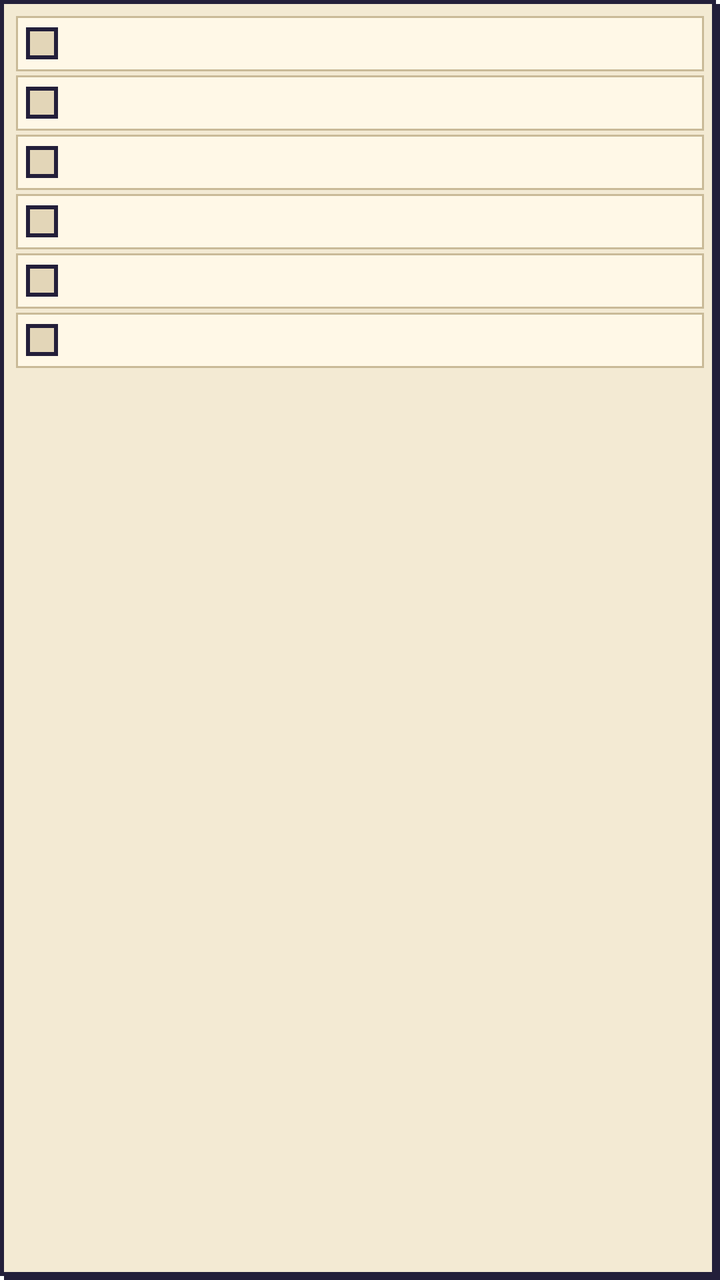
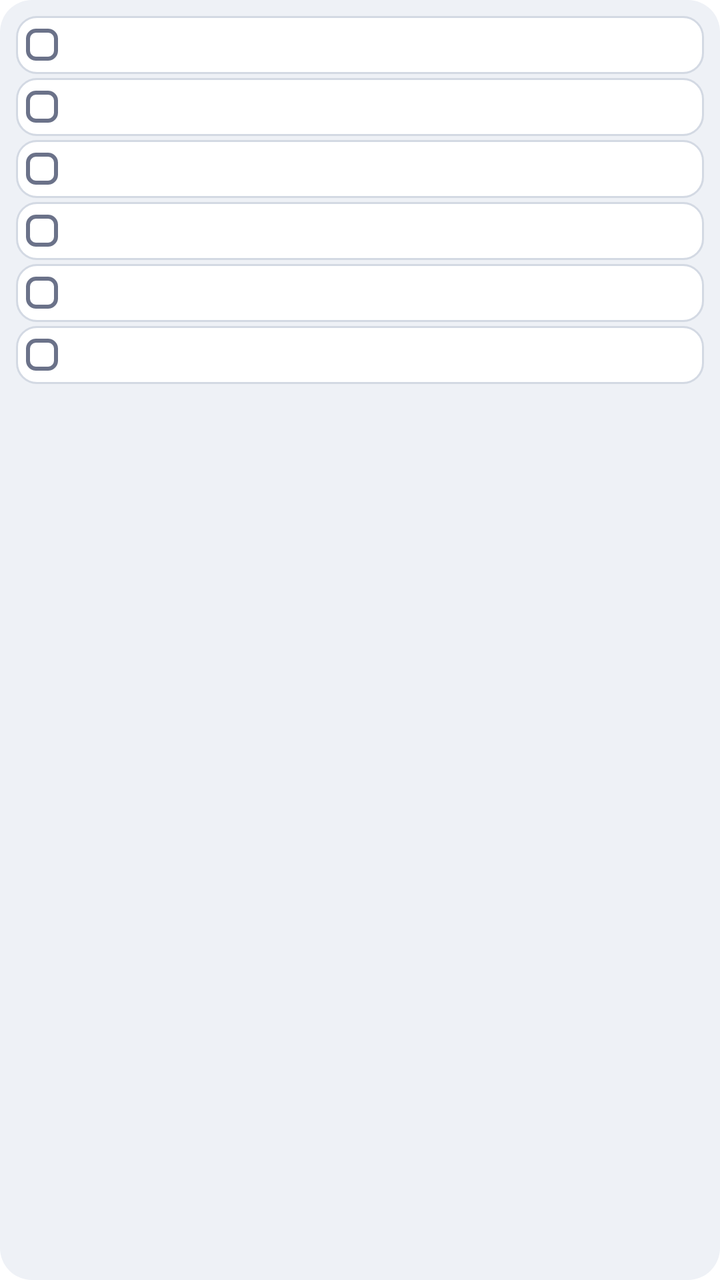

Two renders of the same Android screen: before a commit and after it. Below are the layout's source before the change and the commit's diff.
<!-- AndroidManifest.xml: fallback theme Theme.MaterialComponents.DayNight.NoActionBar -->
<!-- res/layout/todo_widget.xml -->
<?xml version="1.0" encoding="utf-8"?>
<LinearLayout xmlns:android="http://schemas.android.com/apk/res/android"
    android:id="@+id/widget_root"
    android:layout_width="match_parent"
    android:layout_height="match_parent"
    android:background="@drawable/widget_frame"
    android:orientation="vertical"
    android:padding="8dp">

    <FrameLayout
        android:layout_width="match_parent"
        android:layout_height="0dp"
        android:layout_weight="1">

        <LinearLayout
            android:id="@+id/widget_rows"
            android:layout_width="match_parent"
            android:layout_height="wrap_content"
            android:orientation="vertical">

            <LinearLayout
                android:id="@+id/widget_row_0"
                android:layout_width="match_parent"
                android:layout_height="wrap_content"
                android:layout_marginBottom="2dp"
                android:background="@drawable/widget_row"
                android:gravity="center_vertical"
                android:orientation="horizontal"
                android:padding="5dp">

                <ImageView
                    android:id="@+id/widget_check_0"
                    android:layout_width="16dp"
                    android:layout_height="16dp"
                    android:layout_marginEnd="6dp"
                    android:background="@drawable/widget_check"
                    android:contentDescription="@null" />

                <TextView
                    android:id="@+id/widget_pending_0"
                    android:layout_width="wrap_content"
                    android:layout_height="wrap_content"
                    android:layout_marginEnd="6dp"
                    android:textColor="@color/widget_ink_muted"
                    android:textSize="10sp"
                    android:visibility="gone" />

                <TextView
                    android:id="@+id/widget_title_0"
                    android:layout_width="0dp"
                    android:layout_height="wrap_content"
                    android:layout_weight="1"
                    android:ellipsize="end"
                    android:maxLines="1"
                    android:textColor="@color/widget_ink"
                    android:textSize="13sp" />
            </LinearLayout>

            <LinearLayout
                android:id="@+id/widget_row_1"
                android:layout_width="match_parent"
                android:layout_height="wrap_content"
                android:layout_marginBottom="2dp"
                android:background="@drawable/widget_row"
                android:gravity="center_vertical"
                android:orientation="horizontal"
                android:padding="5dp">

                <ImageView
                    android:id="@+id/widget_check_1"
                    android:layout_width="16dp"
                    android:layout_height="16dp"
                    android:layout_marginEnd="6dp"
                    android:background="@drawable/widget_check"
                    android:contentDescription="@null" />

                <TextView
                    android:id="@+id/widget_pending_1"
                    android:layout_width="wrap_content"
                    android:layout_height="wrap_content"
                    android:layout_marginEnd="6dp"
                    android:textColor="@color/widget_ink_muted"
                    android:textSize="10sp"
                    android:visibility="gone" />

                <TextView
                    android:id="@+id/widget_title_1"
                    android:layout_width="0dp"
                    android:layout_height="wrap_content"
                    android:layout_weight="1"
                    android:ellipsize="end"
                    android:maxLines="1"
                    android:textColor="@color/widget_ink"
                    android:textSize="13sp" />
            </LinearLayout>

            <LinearLayout
                android:id="@+id/widget_row_2"
                android:layout_width="match_parent"
                android:layout_height="wrap_content"
                android:layout_marginBottom="2dp"
                android:background="@drawable/widget_row"
                android:gravity="center_vertical"
                android:orientation="horizontal"
                android:padding="5dp">

                <ImageView
                    android:id="@+id/widget_check_2"
                    android:layout_width="16dp"
                    android:layout_height="16dp"
                    android:layout_marginEnd="6dp"
                    android:background="@drawable/widget_check"
                    android:contentDescription="@null" />

                <TextView
                    android:id="@+id/widget_pending_2"
                    android:layout_width="wrap_content"
                    android:layout_height="wrap_content"
                    android:layout_marginEnd="6dp"
                    android:textColor="@color/widget_ink_muted"
                    android:textSize="10sp"
                    android:visibility="gone" />

                <TextView
                    android:id="@+id/widget_title_2"
                    android:layout_width="0dp"
                    android:layout_height="wrap_content"
                    android:layout_weight="1"
                    android:ellipsize="end"
                    android:maxLines="1"
                    android:textColor="@color/widget_ink"
                    android:textSize="13sp" />
            </LinearLayout>

            <LinearLayout
                android:id="@+id/widget_row_3"
                android:layout_width="match_parent"
                android:layout_height="wrap_content"
                android:layout_marginBottom="2dp"
                android:background="@drawable/widget_row"
                android:gravity="center_vertical"
                android:orientation="horizontal"
                android:padding="5dp">

                <ImageView
                    android:id="@+id/widget_check_3"
                    android:layout_width="16dp"
                    android:layout_height="16dp"
                    android:layout_marginEnd="6dp"
                    android:background="@drawable/widget_check"
                    android:contentDescription="@null" />

                <TextView
                    android:id="@+id/widget_pending_3"
                    android:layout_width="wrap_content"
                    android:layout_height="wrap_content"
                    android:layout_marginEnd="6dp"
                    android:textColor="@color/widget_ink_muted"
                    android:textSize="10sp"
                    android:visibility="gone" />

                <TextView
                    android:id="@+id/widget_title_3"
                    android:layout_width="0dp"
                    android:layout_height="wrap_content"
                    android:layout_weight="1"
                    android:ellipsize="end"
                    android:maxLines="1"
                    android:textColor="@color/widget_ink"
                    android:textSize="13sp" />
            </LinearLayout>

            <LinearLayout
                android:id="@+id/widget_row_4"
                android:layout_width="match_parent"
                android:layout_height="wrap_content"
                android:layout_marginBottom="2dp"
                android:background="@drawable/widget_row"
                android:gravity="center_vertical"
                android:orientation="horizontal"
                android:padding="5dp">

                <ImageView
                    android:id="@+id/widget_check_4"
                    android:layout_width="16dp"
                    android:layout_height="16dp"
                    android:layout_marginEnd="6dp"
                    android:background="@drawable/widget_check"
                    android:contentDescription="@null" />

                <TextView
                    android:id="@+id/widget_pending_4"
                    android:layout_width="wrap_content"
                    android:layout_height="wrap_content"
                    android:layout_marginEnd="6dp"
                    android:textColor="@color/widget_ink_muted"
                    android:textSize="10sp"
                    android:visibility="gone" />

                <TextView
                    android:id="@+id/widget_title_4"
                    android:layout_width="0dp"
                    android:layout_height="wrap_content"
                    android:layout_weight="1"
                    android:ellipsize="end"
                    android:maxLines="1"
                    android:textColor="@color/widget_ink"
                    android:textSize="13sp" />
            </LinearLayout>

            <LinearLayout
                android:id="@+id/widget_row_5"
                android:layout_width="match_parent"
                android:layout_height="wrap_content"
                android:layout_marginBottom="2dp"
                android:background="@drawable/widget_row"
                android:gravity="center_vertical"
                android:orientation="horizontal"
                android:padding="5dp">

                <ImageView
                    android:id="@+id/widget_check_5"
                    android:layout_width="16dp"
                    android:layout_height="16dp"
                    android:layout_marginEnd="6dp"
                    android:background="@drawable/widget_check"
                    android:contentDescription="@null" />

                <TextView
                    android:id="@+id/widget_pending_5"
                    android:layout_width="wrap_content"
                    android:layout_height="wrap_content"
                    android:layout_marginEnd="6dp"
                    android:textColor="@color/widget_ink_muted"
                    android:textSize="10sp"
                    android:visibility="gone" />

                <TextView
                    android:id="@+id/widget_title_5"
                    android:layout_width="0dp"
                    android:layout_height="wrap_content"
                    android:layout_weight="1"
                    android:ellipsize="end"
                    android:maxLines="1"
                    android:textColor="@color/widget_ink"
                    android:textSize="13sp" />
            </LinearLayout>

            
            <TextView
                android:id="@+id/widget_more"
                android:layout_width="match_parent"
                android:layout_height="wrap_content"
                android:paddingStart="2dp"
                android:paddingTop="2dp"
                android:textColor="@color/widget_ink_muted"
                android:textSize="11sp"
                android:visibility="gone" />
        </LinearLayout>

        
        <TextView
            android:id="@+id/widget_center"
            android:layout_width="match_parent"
            android:layout_height="match_parent"
            android:gravity="center"
            android:textColor="@color/widget_ink_muted"
            android:textSize="12sp"
            android:visibility="gone" />
    </FrameLayout>

    
    <TextView
        android:id="@+id/widget_note"
        android:layout_width="match_parent"
        android:layout_height="wrap_content"
        android:ellipsize="end"
        android:maxLines="1"
        android:paddingStart="2dp"
        android:paddingTop="2dp"
        android:textColor="@color/widget_ink_muted"
        android:textSize="11sp"
        android:visibility="gone" />
</LinearLayout>
<!-- resources referenced by this layout -->
<resources>
  <color name="widget_ink">#FF231F3A</color>
  <color name="widget_ink_muted">#FF57506B</color>
  <!-- drawable widget_check (drawable) -->
  <?xml version="1.0" encoding="utf-8"?>
  <shape xmlns:android="http://schemas.android.com/apk/res/android" android:shape="rectangle">
      <solid android:color="@color/widget_sunken" />
      <stroke android:width="2dp" android:color="@color/widget_ink" />
  </shape>
  <!-- drawable widget_frame (drawable) -->
  <?xml version="1.0" encoding="utf-8"?>
  <layer-list xmlns:android="http://schemas.android.com/apk/res/android">
      <item android:top="2dp" android:left="2dp">
          <shape android:shape="rectangle">
              <solid android:color="@color/widget_ink" />
          </shape>
      </item>
      <item android:bottom="2dp" android:right="2dp">
          <shape android:shape="rectangle">
              <solid android:color="@color/widget_paper" />
              <stroke android:width="2dp" android:color="@color/widget_ink" />
          </shape>
      </item>
  </layer-list>
  <!-- drawable widget_row (drawable) -->
  <?xml version="1.0" encoding="utf-8"?>
  <shape xmlns:android="http://schemas.android.com/apk/res/android" android:shape="rectangle">
      <solid android:color="@color/widget_surface" />
      <stroke android:width="1dp" android:color="@color/widget_line" />
  </shape>
  <color name="widget_sunken">#FFE3D6B8</color>
  <color name="widget_paper">#FFF3EAD3</color>
  <color name="widget_surface">#FFFFF8E7</color>
  <color name="widget_line">#FFC9BA98</color>
</resources>

<!-- the commit's change to res/layout/todo_widget.xml (unified diff, before → after) -->
@@ -42,7 +42,7 @@
                     android:layout_height="wrap_content"
                     android:layout_marginEnd="6dp"
                     android:textColor="@color/widget_ink_muted"
-                    android:textSize="10sp"
+                    android:textSize="12sp"
                     android:visibility="gone" />
 
                 <TextView
@@ -53,7 +53,7 @@
                     android:ellipsize="end"
                     android:maxLines="1"
                     android:textColor="@color/widget_ink"
-                    android:textSize="13sp" />
+                    android:textSize="14sp" />
             </LinearLayout>
 
             <LinearLayout
@@ -80,7 +80,7 @@
                     android:layout_height="wrap_content"
                     android:layout_marginEnd="6dp"
                     android:textColor="@color/widget_ink_muted"
-                    android:textSize="10sp"
+                    android:textSize="12sp"
                     android:visibility="gone" />
 
                 <TextView
@@ -91,7 +91,7 @@
                     android:ellipsize="end"
                     android:maxLines="1"
                     android:textColor="@color/widget_ink"
-                    android:textSize="13sp" />
+                    android:textSize="14sp" />
             </LinearLayout>
 
             <LinearLayout
@@ -118,7 +118,7 @@
                     android:layout_height="wrap_content"
                     android:layout_marginEnd="6dp"
                     android:textColor="@color/widget_ink_muted"
-                    android:textSize="10sp"
+                    android:textSize="12sp"
                     android:visibility="gone" />
 
                 <TextView
@@ -129,7 +129,7 @@
                     android:ellipsize="end"
                     android:maxLines="1"
                     android:textColor="@color/widget_ink"
-                    android:textSize="13sp" />
+                    android:textSize="14sp" />
             </LinearLayout>
 
             <LinearLayout
@@ -156,7 +156,7 @@
                     android:layout_height="wrap_content"
                     android:layout_marginEnd="6dp"
                     android:textColor="@color/widget_ink_muted"
-                    android:textSize="10sp"
+                    android:textSize="12sp"
                     android:visibility="gone" />
 
                 <TextView
@@ -167,7 +167,7 @@
                     android:ellipsize="end"
                     android:maxLines="1"
                     android:textColor="@color/widget_ink"
-                    android:textSize="13sp" />
+                    android:textSize="14sp" />
             </LinearLayout>
 
             <LinearLayout
@@ -194,7 +194,7 @@
                     android:layout_height="wrap_content"
                     android:layout_marginEnd="6dp"
                     android:textColor="@color/widget_ink_muted"
-                    android:textSize="10sp"
+                    android:textSize="12sp"
                     android:visibility="gone" />
 
                 <TextView
@@ -205,7 +205,7 @@
                     android:ellipsize="end"
                     android:maxLines="1"
                     android:textColor="@color/widget_ink"
-                    android:textSize="13sp" />
+                    android:textSize="14sp" />
             </LinearLayout>
 
             <LinearLayout
@@ -232,7 +232,7 @@
                     android:layout_height="wrap_content"
                     android:layout_marginEnd="6dp"
                     android:textColor="@color/widget_ink_muted"
-                    android:textSize="10sp"
+                    android:textSize="12sp"
                     android:visibility="gone" />
 
                 <TextView
@@ -243,7 +243,7 @@
                     android:ellipsize="end"
                     android:maxLines="1"
                     android:textColor="@color/widget_ink"
-                    android:textSize="13sp" />
+                    android:textSize="14sp" />
             </LinearLayout>
 
             
@@ -254,7 +254,7 @@
                 android:paddingStart="2dp"
                 android:paddingTop="2dp"
                 android:textColor="@color/widget_ink_muted"
-                android:textSize="11sp"
+                android:textSize="12sp"
                 android:visibility="gone" />
         </LinearLayout>
 
@@ -279,6 +279,6 @@
         android:paddingStart="2dp"
         android:paddingTop="2dp"
         android:textColor="@color/widget_ink_muted"
-        android:textSize="11sp"
+        android:textSize="12sp"
         android:visibility="gone" />
 </LinearLayout>
<!-- resource entries referenced after the edit -->
@@ -1,37 +1,30 @@
 <!-- resources referenced by this layout -->
 <resources>
-  <color name="widget_ink">#FF231F3A</color>
-  <color name="widget_ink_muted">#FF57506B</color>
+  <color name="widget_ink">#FF1B2033</color>
+  <color name="widget_ink_muted">#FF4A5168</color>
   <!-- drawable widget_check (drawable) -->
   <?xml version="1.0" encoding="utf-8"?>
   <shape xmlns:android="http://schemas.android.com/apk/res/android" android:shape="rectangle">
-      <solid android:color="@color/widget_sunken" />
-      <stroke android:width="2dp" android:color="@color/widget_ink" />
+      <solid android:color="@color/widget_surface" />
+      <stroke android:width="2dp" android:color="@color/widget_outline" />
+      <corners android:radius="4dp" />
   </shape>
   <!-- drawable widget_frame (drawable) -->
   <?xml version="1.0" encoding="utf-8"?>
-  <layer-list xmlns:android="http://schemas.android.com/apk/res/android">
-      <item android:top="2dp" android:left="2dp">
-          <shape android:shape="rectangle">
-              <solid android:color="@color/widget_ink" />
-          </shape>
-      </item>
-      <item android:bottom="2dp" android:right="2dp">
-          <shape android:shape="rectangle">
-              <solid android:color="@color/widget_paper" />
-              <stroke android:width="2dp" android:color="@color/widget_ink" />
-          </shape>
-      </item>
-  </layer-list>
+  <shape xmlns:android="http://schemas.android.com/apk/res/android" android:shape="rectangle">
+      <solid android:color="@color/widget_background" />
+      <corners android:radius="16dp" />
+  </shape>
   <!-- drawable widget_row (drawable) -->
   <?xml version="1.0" encoding="utf-8"?>
   <shape xmlns:android="http://schemas.android.com/apk/res/android" android:shape="rectangle">
       <solid android:color="@color/widget_surface" />
       <stroke android:width="1dp" android:color="@color/widget_line" />
+      <corners android:radius="10dp" />
   </shape>
-  <color name="widget_sunken">#FFE3D6B8</color>
-  <color name="widget_paper">#FFF3EAD3</color>
-  <color name="widget_surface">#FFFFF8E7</color>
-  <color name="widget_line">#FFC9BA98</color>
+  <color name="widget_surface">#FFFFFFFF</color>
+  <color name="widget_outline">#FF6B7289</color>
+  <color name="widget_background">#FFEEF1F6</color>
+  <color name="widget_line">#FFD3D9E3</color>
 </resources>
 
